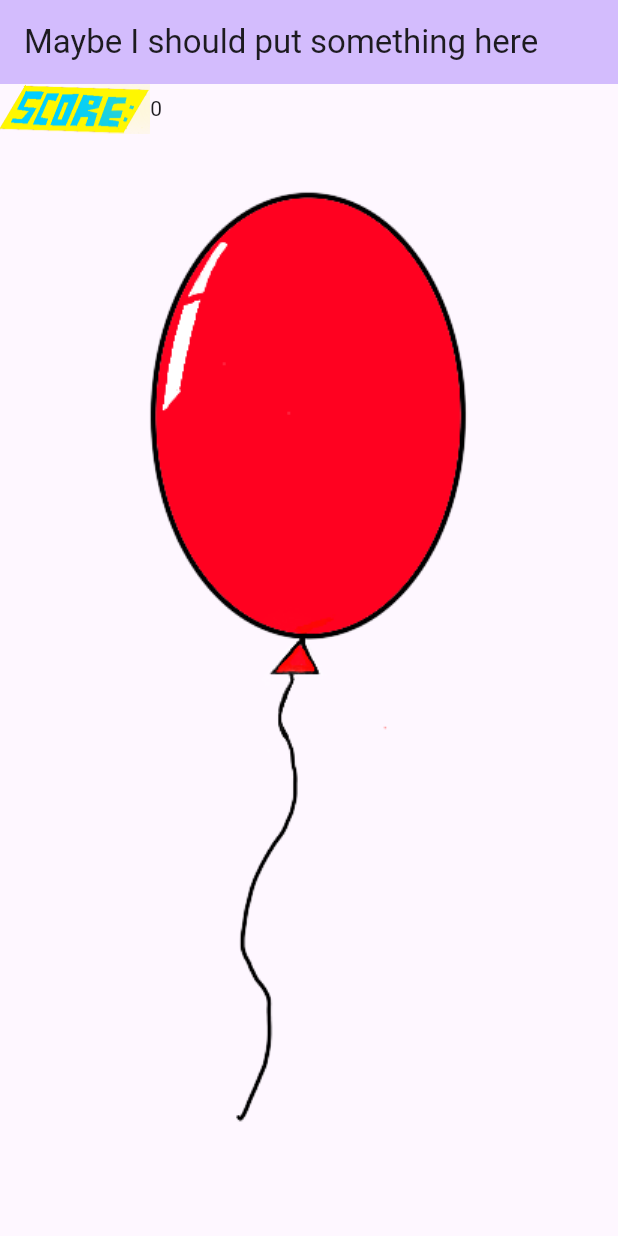
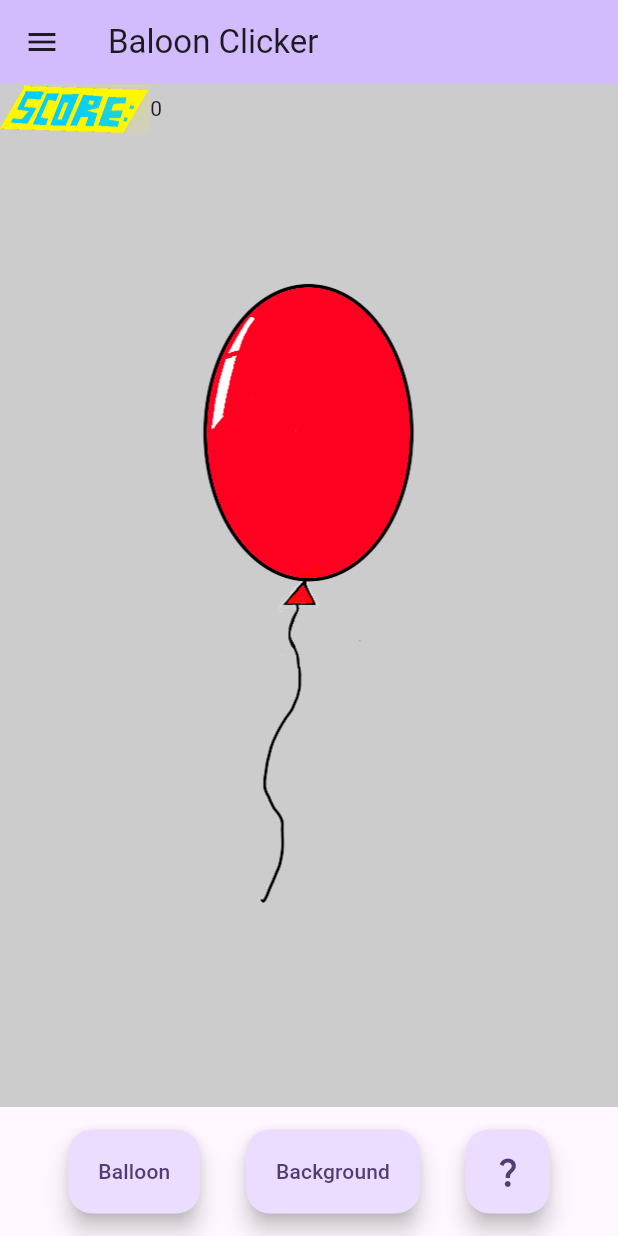
Before and after one commit to vyPal/erasmus-ig, a Flutter app: the screen it shows after launch, on a phone screen of 412 x 824 dp. Run offline on Flutter 3.47's test engine with Material 2 defaults, Android fonts, the light colour scheme and no system bars; our stand-ins replace simple_animations.

Commit message:
Some stuff
Co-authored-by: JRK <JRKdotEXE@users.noreply.github.com>

```diff
--- a/lib/main.dart
+++ b/lib/main.dart
@@ -1,3 +1,5 @@
+import 'dart:math';
+
 import 'package:flutter/material.dart';
 import 'package:simple_animations/animation_builder/play_animation_builder.dart';
 
@@ -12,7 +14,7 @@
   @override
   Widget build(BuildContext context) {
     return MaterialApp(
-      title: 'Flutter Demo',
+      title: 'Balloon Clicker',
       theme: ThemeData(
         // This is the theme of your application.
         //
@@ -32,7 +34,7 @@
         colorScheme: ColorScheme.fromSeed(seedColor: Colors.deepPurple),
         useMaterial3: true,
       ),
-      home: const MyHomePage(title: 'Maybe I should put something here'),
+      home: const MyHomePage(title: 'Baloon Clicker'),
     );
   }
 }
@@ -50,9 +52,15 @@
   int _idCounter = 0;
   final Set<int> _availableIds = {};
   final Map<int, PlayAnimationBuilder<double>> _buttons = {};
+  final Map<int, PlayAnimationBuilder<double>> _balloons = {};
 
   double clicks = 0;
   double multiplier = 1;
+
+  @override
+  void initState() {
+    super.initState();
+  }
 
   void _addButton(TapDownDetails details) {
     setState(() {
@@ -65,23 +73,46 @@
         id = _idCounter++;
       }
       _buttons[id] = PlayAnimationBuilder<double>(
-        key: ValueKey(id),
         tween: Tween(begin: 10, end: 0),
         duration: const Duration(milliseconds: 750),
         builder: (context, value, _) {
           return Positioned(
             left: details.localPosition.dx - 13,
             top: details.localPosition.dy - 13 - (-value * 2),
-            child: Image.asset(
-              "assets/x1multiplier.png",
-              width: 26,
-              opacity: AlwaysStoppedAnimation(value / 10),
+            child: Opacity(
+              opacity: value / 10,
+              child: Text(
+                "+${multiplier.toStringAsFixed(0)}",
+                style: const TextStyle(fontSize: 24),
+              ),
             ),
           );
         },
         onCompleted: () {
           setState(() {
             _buttons.remove(id);
+          });
+        },
+      );
+      double screenHeight = MediaQuery.of(context).size.height;
+      double screenWidth = MediaQuery.of(context).size.width;
+      double yposition = Random().nextInt(screenWidth.toInt()).toDouble();
+      _balloons[id] = PlayAnimationBuilder<double>(
+        tween: Tween(begin: screenHeight + 100, end: 0),
+        duration: const Duration(milliseconds: 5000),
+        builder: (context, value, _) {
+          return Positioned(
+            left: yposition,
+            top: value - 100,
+            child: Image.asset(
+              "assets/balloon.png",
+              height: 100,
+            ),
+          );
+        },
+        onCompleted: () {
+          setState(() {
+            _balloons.remove(id);
             _availableIds.add(id);
           });
         },
@@ -110,14 +141,45 @@
       appBar: AppBar(
         backgroundColor: Theme.of(context).colorScheme.inversePrimary,
         title: Text(widget.title),
+        leading: IconButton(
+          icon: const Icon(Icons.menu),
+          onPressed: () {},
         ),
-      body: SizedBox(
+      ),
+      bottomNavigationBar: Padding(
+        padding: const EdgeInsets.all(15),
+        child: Row(
+          mainAxisAlignment: MainAxisAlignment.center,
+          children: [
+            const Spacer(),
+            FloatingActionButton.extended(
+              onPressed: () {},
+              label: const Text("Balloon"),
+            ),
+            const Spacer(),
+            FloatingActionButton.extended(
+              onPressed: () {},
+              label: const Text("Background"),
+            ),
+            const Spacer(),
+            FloatingActionButton(
+              onPressed: () {},
+              child: const Icon(Icons.question_mark),
+            ),
+            const Spacer(),
+          ],
+        ),
+      ),
+      body: Container(
+        color: const Color.fromARGB(255, 204, 204, 204),
+        child: SizedBox(
           height: double.infinity,
           width: double.infinity,
           child: GestureDetector(
             onTapDown: _addButton,
             child: Stack(
               children: [
+                ..._balloons.values,
                 Positioned(
                   child: Row(
                     children: [
@@ -130,13 +192,17 @@
                   ),
                 ),
                 Center(
-                child: Image.asset("assets/balloon.png"),
+                  child: Image.asset(
+                    "assets/balloon.png",
+                    scale: 1.5,
+                  ),
                 ),
                 ..._buttons.values,
               ],
             ),
           ),
         ),
+      ),
     );
   }
 }
--- a/pubspec.yaml
+++ b/pubspec.yaml
@@ -36,6 +36,7 @@ dependencies:
   # Use with the CupertinoIcons class for iOS style icons.
   cupertino_icons: ^1.0.2
   simple_animations: ^5.0.2
+  games_services: any
 
 dev_dependencies:
   flutter_test:
```
Also changed, not shown: pubspec.lock, 7 other files. Lines whose indentation alone changed are shown as unchanged.
